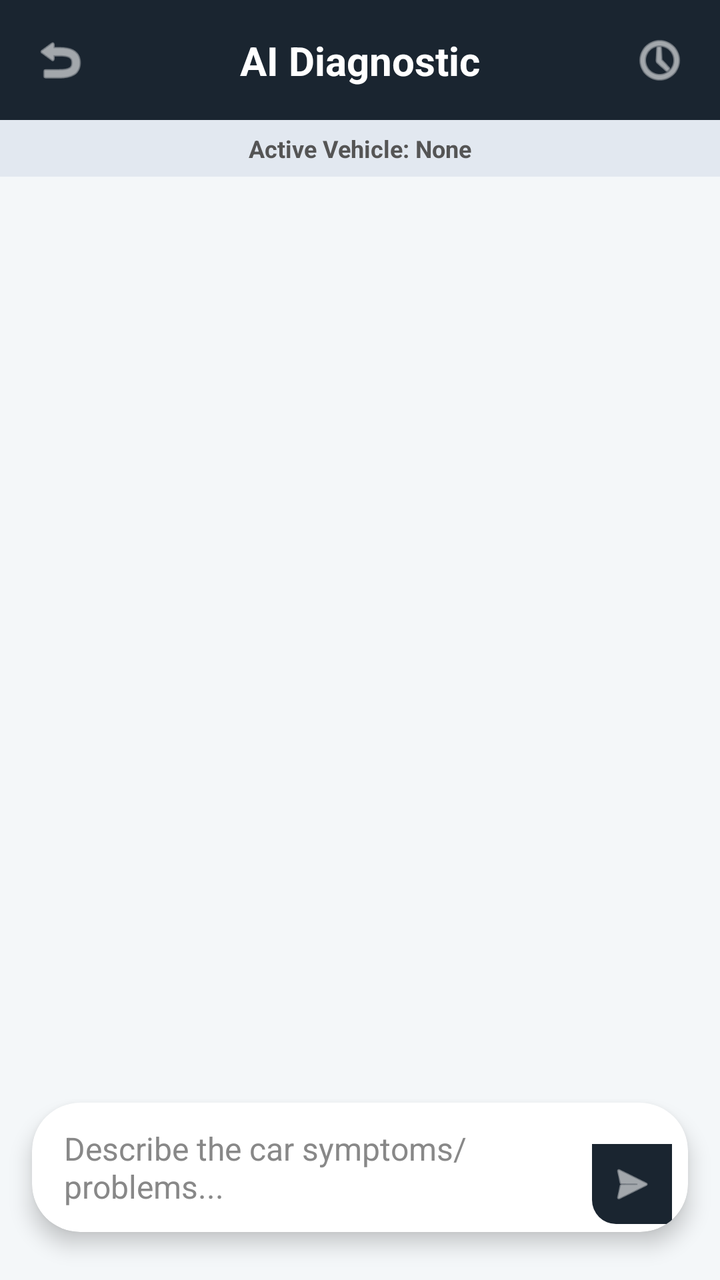
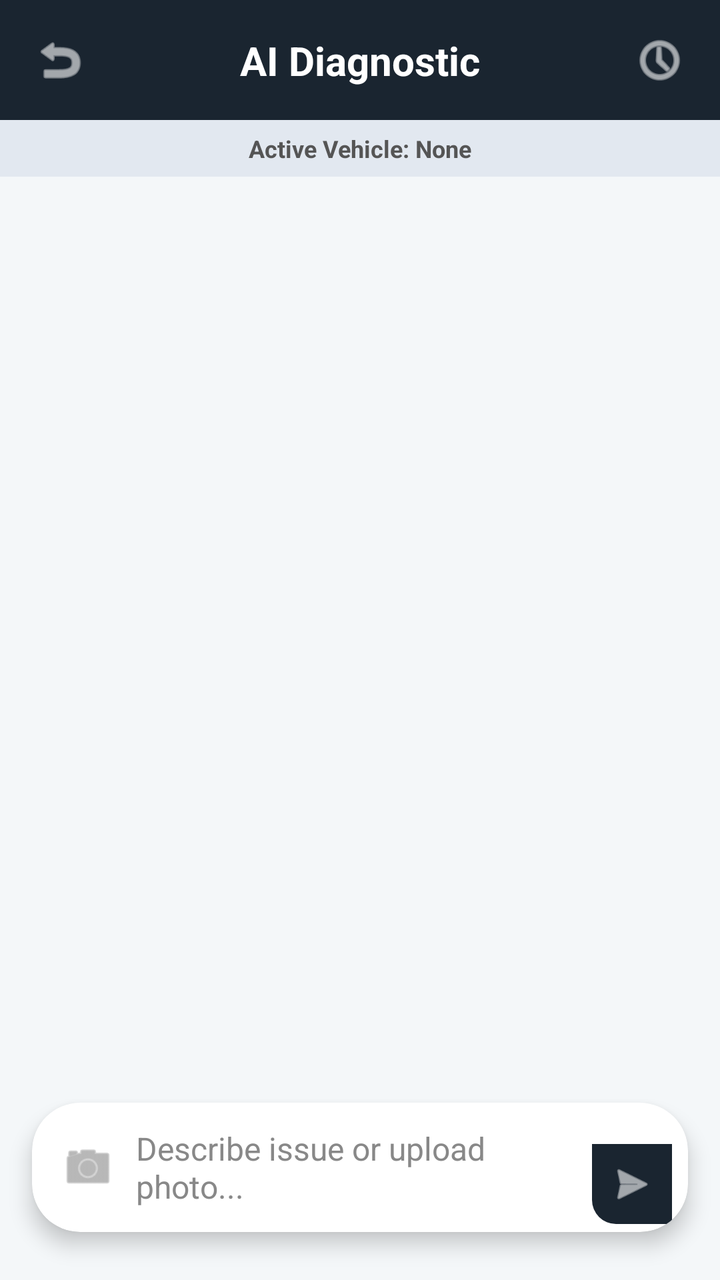

Two renders of the same Android screen: before a commit and after it. Below are the layout's source before the change and the commit's diff.
<!-- AndroidManifest.xml: application theme Theme.Licentatest -->
<!-- res/layout/activity_aidiagnostic.xml -->
<?xml version="1.0" encoding="utf-8"?>
<androidx.constraintlayout.widget.ConstraintLayout
    xmlns:android="http://schemas.android.com/apk/res/android"
    xmlns:app="http://schemas.android.com/apk/res-auto"
    xmlns:tools="http://schemas.android.com/tools"
    android:id="@+id/main"
    android:layout_width="match_parent"
    android:layout_height="match_parent"
    android:background="#F4F7F9"
    tools:context=".activities.AIDiagnosticActivity">

    <androidx.constraintlayout.widget.ConstraintLayout
        android:id="@+id/headerLayout"
        android:layout_width="match_parent"
        android:layout_height="60dp"
        android:background="#1A2530"
        app:layout_constraintTop_toTopOf="parent">

        <ImageView
            android:id="@+id/iconBack"
            android:layout_width="28dp"
            android:layout_height="28dp"
            android:layout_marginStart="16dp"
            android:src="@android:drawable/ic_menu_revert"
            app:layout_constraintBottom_toBottomOf="parent"
            app:layout_constraintStart_toStartOf="parent"
            app:layout_constraintTop_toTopOf="parent"
            app:tint="@color/white" />

        <TextView
            android:id="@+id/tvAppTitle"
            android:layout_width="wrap_content"
            android:layout_height="wrap_content"
            android:text="AI Diagnostic"
            android:textColor="@color/white"
            android:textSize="20sp"
            android:textStyle="bold"
            app:layout_constraintBottom_toBottomOf="parent"
            app:layout_constraintEnd_toEndOf="parent"
            app:layout_constraintStart_toStartOf="parent"
            app:layout_constraintTop_toTopOf="parent" />

        <ImageView
            android:id="@+id/iconHistory"
            android:layout_width="28dp"
            android:layout_height="28dp"
            android:layout_marginEnd="16dp"
            android:src="@android:drawable/ic_menu_recent_history"
            app:layout_constraintBottom_toBottomOf="parent"
            app:layout_constraintEnd_toEndOf="parent"
            app:layout_constraintTop_toTopOf="parent"
            app:tint="@color/white" />

    </androidx.constraintlayout.widget.ConstraintLayout>

    <TextView
        android:id="@+id/tvActiveCarBanner"
        android:layout_width="match_parent"
        android:layout_height="wrap_content"
        android:background="#E2E8F0"
        android:padding="6dp"
        android:textAlignment="center"
        android:textColor="#555555"
        android:textSize="12sp"
        android:textStyle="bold"
        android:text="Active Vehicle: None"
        app:layout_constraintTop_toBottomOf="@+id/headerLayout" />

    <androidx.recyclerview.widget.RecyclerView
        android:id="@+id/recyclerAiChat"
        android:layout_width="0dp"
        android:layout_height="0dp"
        android:clipToPadding="false"
        android:padding="12dp"
        app:layout_constraintBottom_toTopOf="@+id/searchBarContainer"
        app:layout_constraintEnd_toEndOf="parent"
        app:layout_constraintStart_toStartOf="parent"
        app:layout_constraintTop_toBottomOf="@+id/tvActiveCarBanner" />

    <androidx.cardview.widget.CardView
        android:id="@+id/searchBarContainer"
        android:layout_width="match_parent"
        android:layout_height="wrap_content"
        android:layout_marginHorizontal="16dp"
        android:layout_marginBottom="24dp"
        app:cardBackgroundColor="@android:color/white"
        app:cardCornerRadius="24dp"
        app:cardElevation="6dp"
        app:layout_constraintBottom_toBottomOf="parent"
        app:layout_constraintEnd_toEndOf="parent"
        app:layout_constraintStart_toStartOf="parent">

        <androidx.constraintlayout.widget.ConstraintLayout
            android:layout_width="match_parent"
            android:layout_height="wrap_content"
            android:minHeight="50dp"
            android:paddingHorizontal="4dp"
            android:paddingVertical="4dp">

            <EditText
                android:id="@+id/etAiSearchPrompt"
                android:layout_width="0dp"
                android:layout_height="wrap_content"
                android:layout_marginStart="12dp"
                android:layout_marginEnd="8dp"
                android:background="@android:color/transparent"
                android:hint="Describe the car symptoms/problems..."
                android:inputType="textMultiLine"
                android:maxLines="4"
                android:minHeight="48dp"
                android:paddingVertical="8dp"
                android:textColor="#1A2530"
                android:textColorHint="#888888"
                android:textSize="16sp"
                app:layout_constraintBottom_toBottomOf="parent"
                app:layout_constraintEnd_toStartOf="@+id/btnSendPrompt"
                app:layout_constraintStart_toStartOf="parent"
                app:layout_constraintTop_toTopOf="parent" />

            <ImageView
                android:id="@+id/btnSendPrompt"
                android:layout_width="40dp"
                android:layout_height="40dp"
                android:layout_marginEnd="4dp"
                android:background="@drawable/selected_badge"
                android:backgroundTint="#1A2530"
                android:padding="8dp"
                android:src="@android:drawable/ic_menu_send"
                app:layout_constraintBottom_toBottomOf="parent"
                app:layout_constraintEnd_toEndOf="parent"
                app:tint="@color/white" />

        </androidx.constraintlayout.widget.ConstraintLayout>
    </androidx.cardview.widget.CardView>

</androidx.constraintlayout.widget.ConstraintLayout>
<!-- resources referenced by this layout -->
<resources>
  <color name="white">#FFFFFF</color>
  <!-- drawable selected_badge (drawable) -->
  <?xml version="1.0" encoding="utf-8"?>
  <shape xmlns:android="http://schemas.android.com/apk/res/android"
      android:shape="rectangle">
      <solid android:color="#00C853" /> <corners
      android:bottomLeftRadius="12dp" /> </shape>
  <style name="Theme.Licentatest" parent="Base.Theme.Licentatest" />
  <style name="Base.Theme.Licentatest" parent="Theme.Material3.DayNight.NoActionBar">
          
          
      </style>
</resources>

<!-- the commit's change to res/layout/activity_aidiagnostic.xml (unified diff, before → after) -->
@@ -77,6 +77,24 @@
         app:layout_constraintStart_toStartOf="parent"
         app:layout_constraintTop_toBottomOf="@+id/tvActiveCarBanner" />
 
+    <Button
+        android:id="@+id/btnFindService"
+        android:layout_width="wrap_content"
+        android:layout_height="wrap_content"
+        android:layout_marginBottom="12dp"
+        android:backgroundTint="#2962FF"
+        android:elevation="4dp"
+        android:paddingHorizontal="24dp"
+        android:text="📍 Find Nearby Services"
+        android:textColor="@color/white"
+        android:textStyle="bold"
+        android:visibility="gone"
+        app:cornerRadius="20dp"
+        app:layout_constraintBottom_toTopOf="@+id/searchBarContainer"
+        app:layout_constraintEnd_toEndOf="parent"
+        app:layout_constraintStart_toStartOf="parent"
+        tools:visibility="visible" />
+
     <androidx.cardview.widget.CardView
         android:id="@+id/searchBarContainer"
         android:layout_width="match_parent"
@@ -97,14 +115,40 @@
             android:paddingHorizontal="4dp"
             android:paddingVertical="4dp">
 
+            <ImageView
+                android:id="@+id/imgAttachmentPreview"
+                android:layout_width="60dp"
+                android:layout_height="60dp"
+                android:layout_marginStart="12dp"
+                android:layout_marginTop="8dp"
+                android:layout_marginBottom="4dp"
+                android:scaleType="centerCrop"
+                android:visibility="gone"
+                app:layout_constraintBottom_toTopOf="@+id/etAiSearchPrompt"
+                app:layout_constraintStart_toStartOf="parent"
+                app:layout_constraintTop_toTopOf="parent"
+                tools:visibility="visible" />
+
+            <ImageView
+                android:id="@+id/btnAttachPhoto"
+                android:layout_width="32dp"
+                android:layout_height="32dp"
+                android:layout_marginStart="8dp"
+                android:padding="2dp"
+                android:src="@android:drawable/ic_menu_camera"
+                app:layout_constraintBottom_toBottomOf="@+id/etAiSearchPrompt"
+                app:layout_constraintStart_toStartOf="parent"
+                app:layout_constraintTop_toTopOf="@+id/etAiSearchPrompt"
+                app:tint="#888888" />
+
             <EditText
                 android:id="@+id/etAiSearchPrompt"
                 android:layout_width="0dp"
                 android:layout_height="wrap_content"
-                android:layout_marginStart="12dp"
+                android:layout_marginStart="8dp"
                 android:layout_marginEnd="8dp"
                 android:background="@android:color/transparent"
-                android:hint="Describe the car symptoms/problems..."
+                android:hint="Describe issue or upload photo..."
                 android:inputType="textMultiLine"
                 android:maxLines="4"
                 android:minHeight="48dp"
@@ -114,8 +158,8 @@
                 android:textSize="16sp"
                 app:layout_constraintBottom_toBottomOf="parent"
                 app:layout_constraintEnd_toStartOf="@+id/btnSendPrompt"
-                app:layout_constraintStart_toStartOf="parent"
-                app:layout_constraintTop_toTopOf="parent" />
+                app:layout_constraintStart_toEndOf="@+id/btnAttachPhoto"
+                app:layout_constraintTop_toBottomOf="@+id/imgAttachmentPreview" />
 
             <ImageView
                 android:id="@+id/btnSendPrompt"
